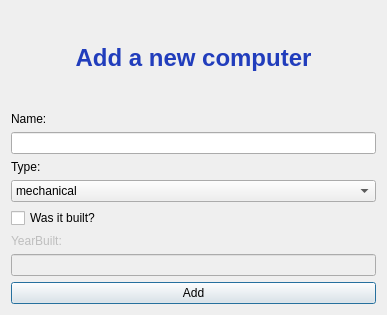
Above: vika3/week3/addcomputerdialog.ui from axelboga/hopur32 before the change. Below: the same form after it.
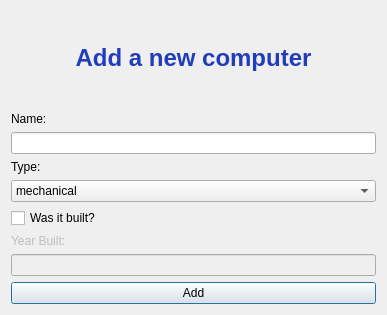
That is the form after the change.

Commit message: Resize tab og UI fiff

```diff
--- a/vika3/week3/addcomputerdialog.ui
+++ b/vika3/week3/addcomputerdialog.ui
@@ -114,7 +114,7 @@
             <bool>false</bool>
            </property>
            <property name="text">
-            <string>YearBuilt:</string>
+            <string>Year Built:</string>
            </property>
           </widget>
          </item>
```
The commit also changes 4 other files.
